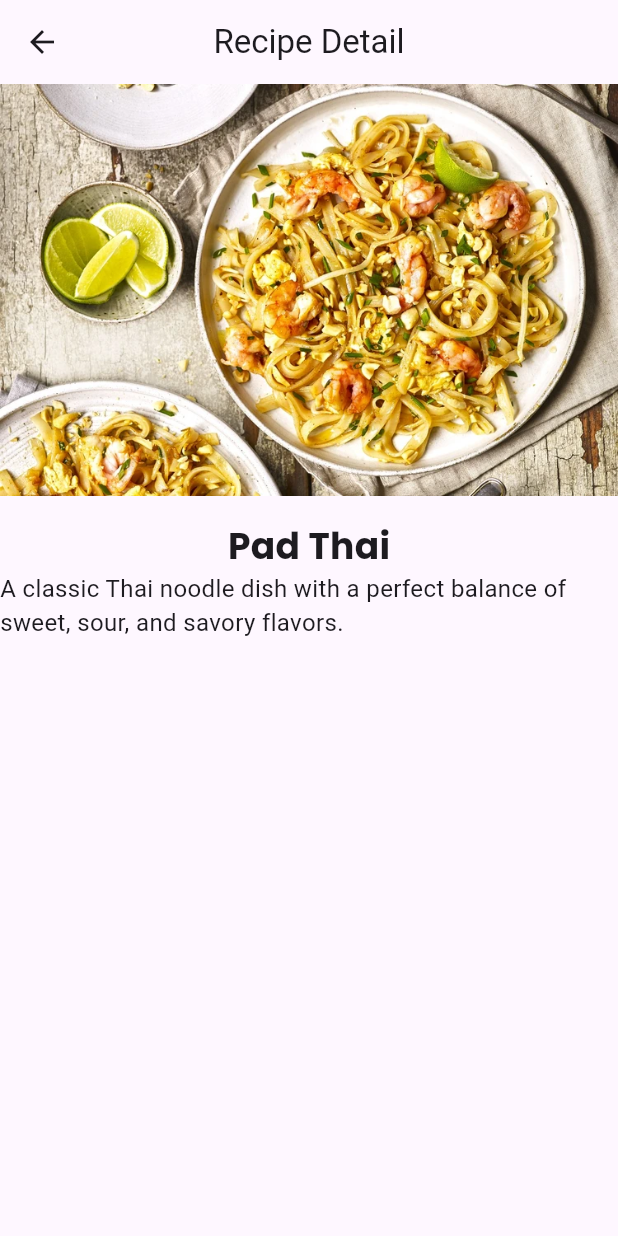
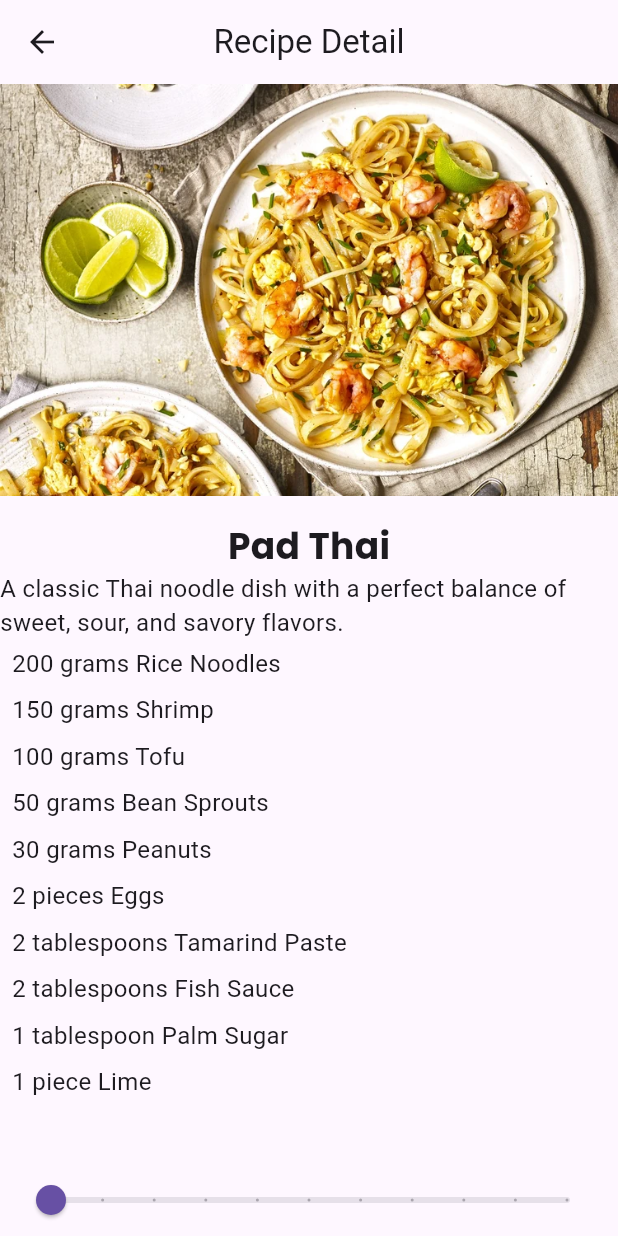
Before and after one commit to iamchot/recipes, a Flutter app: the screen it shows after launch, after a tap on "Pad Thai", on a phone screen of 412 x 824 dp. Run offline on Flutter 3.47's test engine with Material 3 defaults, Android fonts, the phone set to English and light mode, and no system bars; our stand-ins replace google_fonts.

Commit message:
add ingredient model and update recipe model

```diff
--- /dev/null
+++ b/lib/Model/ingredient.dart
@@ -0,0 +1,11 @@
+class Ingredient {
+  String name;
+  double quantity;
+  String unit;
+
+  Ingredient({
+    required this.name,
+    required this.quantity,
+    required this.unit,
+  });
+}
--- a/lib/Model/recipe.dart
+++ b/lib/Model/recipe.dart
@@ -1,12 +1,53 @@
+import 'ingredient.dart';
+
 class Recipe {
   final String imgUrl; // URL/path for the image asset
   final String imgLabel; // Label for the image
   final String description; // Description of the recipe
-  Recipe(this.imgUrl, this.imgLabel , [this.description = 'Delicious recipe']);
+  final List<Ingredient> ingredients; // List of ingredients
+  Recipe(this.imgUrl, this.imgLabel, [this.description = 'Delicious recipe', this.ingredients = const []]);
 
   static List<Recipe> samples = [
-    Recipe('assets/images/Pad Thai.webp', 'Pad Thai', 'A classic Thai noodle dish with a perfect balance of sweet, sour, and savory flavors.'),
-    Recipe('assets/images/Thai green fish curry.webp', 'Thai green fish curry', 'A spicy and aromatic curry made with fresh green chilies, coconut milk, and tender fish pieces.'),
-    Recipe('assets/images/Thai pumpkin curry.webp', 'Thai pumpkin curry', 'A creamy and mildly spiced curry featuring pumpkin, coconut milk, and traditional Thai herbs.'),
+    Recipe('assets/images/Pad Thai.webp', 'Pad Thai', 'A classic Thai noodle dish with a perfect balance of sweet, sour, and savory flavors.'
+    ,[
+      Ingredient(name: 'Rice Noodles', quantity: 200.0, unit: 'grams'),
+      Ingredient(name: 'Shrimp', quantity: 150.0, unit: 'grams'),
+      Ingredient(name: 'Tofu', quantity: 100.0, unit: 'grams'),
+      Ingredient(name: 'Bean Sprouts', quantity: 50.0, unit: 'grams'),
+      Ingredient(name: 'Peanuts', quantity: 30.0, unit: 'grams'),
+      Ingredient(name: 'Eggs', quantity: 2.0, unit: 'pieces'),
+      Ingredient(name: 'Tamarind Paste', quantity: 2.0, unit: 'tablespoons'),
+      Ingredient(name: 'Fish Sauce', quantity: 2.0, unit: 'tablespoons'),
+      Ingredient(name: 'Palm Sugar', quantity: 1.0, unit: 'tablespoon'),
+      Ingredient(name: 'Lime', quantity: 1.0, unit: 'piece'),
+    ]
+    ),
+
+    Recipe('assets/images/Thai green fish curry.webp', 'Thai green fish curry', 'A spicy and aromatic curry made with fresh green chilies, coconut milk, and tender fish pieces.'
+    ,[
+      Ingredient(name: 'White Fish Fillets', quantity: 300.0, unit: 'grams'),
+      Ingredient(name: 'Coconut Milk', quantity: 400.0, unit: 'ml'),
+      Ingredient(name: 'Green Curry Paste', quantity: 3.0, unit: 'tablespoons'),
+      Ingredient(name: 'Thai Eggplants', quantity: 100.0, unit: 'grams'),
+      Ingredient(name: 'Bamboo Shoots', quantity: 100.0, unit: 'grams'),
+      Ingredient(name: 'Fresh Basil Leaves', quantity: 20.0, unit: 'grams'),
+      Ingredient(name: 'Fish Sauce', quantity: 2.0, unit: 'tablespoons'),
+      Ingredient(name: 'Palm Sugar', quantity: 1.0, unit: 'tablespoon'),
+      Ingredient(name: 'Lime Leaves', quantity: 5.0, unit: 'pieces'),
+    ]
+    ),
+
+    Recipe('assets/images/Thai pumpkin curry.webp', 'Thai pumpkin curry', 'A creamy and mildly spiced curry featuring pumpkin, coconut milk, and traditional Thai herbs.'
+    ,[
+      Ingredient(name: 'Pumpkin', quantity: 300.0, unit: 'grams'),
+      Ingredient(name: 'Coconut Milk', quantity: 400.0, unit: 'ml'),
+      Ingredient(name: 'Red Curry Paste', quantity: 2.0, unit: 'tablespoons'),
+      Ingredient(name: 'Onion', quantity: 1.0, unit: 'piece'),
+      Ingredient(name: 'Garlic', quantity: 3.0, unit: 'cloves'),
+      Ingredient(name: 'Fish Sauce', quantity: 2.0, unit: 'tablespoons'),
+      Ingredient(name: 'Palm Sugar', quantity: 1.0, unit: 'tablespoon'),
+      Ingredient(name: 'Fresh Basil Leaves', quantity: 20.0, unit: 'grams'),
+    ]
+    ),
   ];
 }
--- a/lib/recipe_detail.dart
+++ b/lib/recipe_detail.dart
@@ -1,14 +1,24 @@
 import 'package:flutter/material.dart';
 import 'package:google_fonts/google_fonts.dart';
+import 'package:receipes/Model/ingredient.dart';
 import 'package:receipes/Model/recipe.dart';
 
-class RecipeDetail extends StatelessWidget {
+class RecipeDetail extends StatefulWidget {
+
   final Recipe recipe;
-
-  const RecipeDetail({super.key, required this.recipe});
+  RecipeDetail({super.key, required this.recipe});
 
   @override
-  Widget build(BuildContext context) { {
+  State<RecipeDetail> createState(){
+    return _RecipeDetailState();
+  }
+}
+
+class _RecipeDetailState extends State<RecipeDetail> {
+  int sliderVal = 1;
+
+  @override
+  Widget build(BuildContext context) {
     return Scaffold(
       appBar: AppBar(
         title: Text("Recipe Detail"),
@@ -16,15 +26,56 @@ class RecipeDetail extends StatelessWidget {
       body: Center(
         child: Column(
           children: [
-            Image.asset(recipe.imgUrl),
+            Image.asset(widget.recipe.imgUrl),
             SizedBox(height: 16),
             Text(
-              recipe.imgLabel,
-              style: GoogleFonts.poppins(fontSize: 24, fontWeight: FontWeight.bold),
+              widget.recipe.imgLabel,
+              style: GoogleFonts.poppins(
+                  fontSize: 24, fontWeight: FontWeight.bold),
             ),
             Text(
-              recipe.description,
+              widget.recipe.description,
               style: TextStyle(fontSize: 16),
+            ),
+            Expanded(
+              child: ListView.builder(
+                itemCount: widget.recipe.ingredients.length,
+                itemBuilder: (BuildContext context, int index) {
+                  final ingredient = widget.recipe.ingredients[index];
+                  final double adjustedQuantity = ingredient.quantity * sliderVal;
+
+                  String formatQuantity(double q) {
+                    if (q == q.roundToDouble()) return q.toInt().toString();
+                    if ((q * 10) == (q * 10).roundToDouble()) return q.toStringAsFixed(1);
+                    return q.toStringAsFixed(2);
+                  }
+
+                  return Padding(
+                    padding: const EdgeInsets.symmetric(
+                        vertical: 4.0, horizontal: 8.0),
+                    child: Text(
+                      '${formatQuantity(adjustedQuantity)} ${ingredient.unit} ${ingredient.name}',
+                      style: const TextStyle(fontSize: 16),
+                    ),
+                  );
+                },
+              ),
+            ),
+            Padding(
+              padding: const EdgeInsets.symmetric(horizontal: 8.0),
+              child: Slider(
+                min: 1,
+                max: 10,
+                divisions: 10,
+                label: '${sliderVal} servings',
+                value: sliderVal.toDouble(),
+
+                onChanged: (newValue) {
+                  setState(() {
+                    sliderVal = newValue.round();
+                  });
+                },
+              ),
             ),
           ],
         ),
@@ -32,4 +83,3 @@ class RecipeDetail extends StatelessWidget {
     );
   }
 }
-}
```
